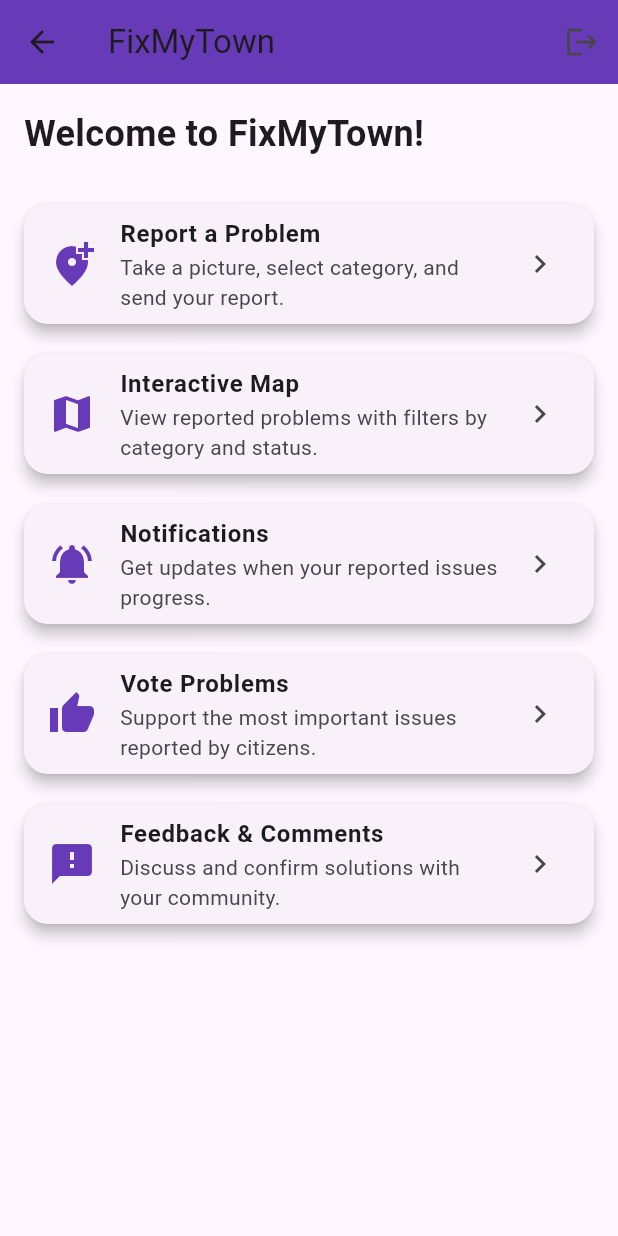
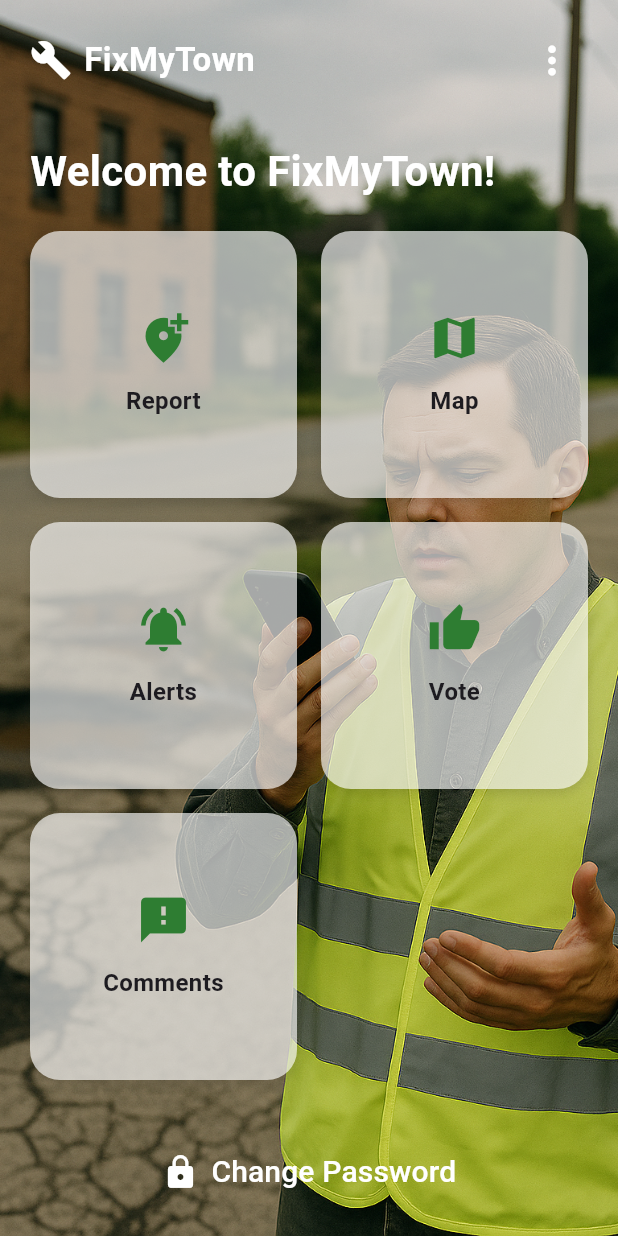
Before and after one commit to paulazoitei/FixMyTown, a Flutter app: the HomeScreen screen opened by its route, on a phone screen of 412 x 824 dp. Run offline on Flutter 3.47's test engine with Material 3 defaults, Android fonts, the phone set to English and light mode, and no system bars; our stand-ins replace shared_preferences; accounts and stored records are empty.

Commit message:
home_screen_updated_change_password_integration

```diff
--- a/frontend/lib/main.dart
+++ b/frontend/lib/main.dart
@@ -2,6 +2,7 @@ import 'package:flutter/material.dart';
 import 'screens/home_screen.dart';
 import 'screens/login_screen.dart';
 import 'screens/splash_screen.dart';
+import 'screens/change_password_screen.dart';
 
 void main() {
   runApp(const MyApp());
@@ -24,6 +25,7 @@ class MyApp extends StatelessWidget {
         '/': (context) => const SplashScreen(),
         '/login': (context) => const LoginScreen(),
         '/home': (context) => const HomeScreen(),
+        '/change-password': (context) => const ChangePasswordScreen(),
       },
     );
   }
--- a/frontend/lib/screens/home_screen.dart
+++ b/frontend/lib/screens/home_screen.dart
@@ -7,81 +7,126 @@ class HomeScreen extends StatelessWidget {
   @override
   Widget build(BuildContext context) {
     return Scaffold(
-      appBar: AppBar(
-        title: const Text('FixMyTown'),
-        backgroundColor: Colors.deepPurple,
-        actions: [
-          IconButton(
-            icon: const Icon(Icons.logout),
-            onPressed: () async {
+      body: Stack(
+        fit: StackFit.expand,
+        children: [
+          Image.asset(
+            'assets/images/background_home_screen.png',
+            fit: BoxFit.cover,
+          ),
+          SafeArea(
+            child: Padding(
+              padding: const EdgeInsets.symmetric(horizontal: 20, vertical: 16),
+              child: Column(
+                crossAxisAlignment: CrossAxisAlignment.start,
+                children: [
+                  Row(
+                    mainAxisAlignment: MainAxisAlignment.spaceBetween,
+                    children: [
+                      Row(
+                        children: const [
+                          Icon(Icons.build, color: Colors.white, size: 28),
+                          SizedBox(width: 8),
+                          Text(
+                            'FixMyTown',
+                            style: TextStyle(
+                              fontSize: 22,
+                              fontWeight: FontWeight.bold,
+                              color: Colors.white,
+                            ),
+                          ),
+                        ],
+                      ),
+                      Theme(
+                        data: Theme.of(context).copyWith(
+                          cardColor: Colors.white.withOpacity(0.95),
+                        ),
+                        child: PopupMenuButton<String>(
+                          icon: const Icon(Icons.more_vert, color: Colors.white,size:30),
+                          shape: RoundedRectangleBorder(
+                            borderRadius: BorderRadius.circular(15),
+                          ),
+                          onSelected: (value) async {
+                            if (value == 'logout') {
                               final prefs = await SharedPreferences.getInstance();
                               await prefs.remove('jwtToken');
                               if (context.mounted) {
                                 Navigator.pushReplacementNamed(context, '/login');
                               }
+                            }
                           },
+                          itemBuilder: (context) => [
+                            const PopupMenuItem(
+                              value: 'logout',
+                              child: ListTile(
+                                leading: Icon(Icons.logout, color: Colors.red),
+                                title: Text('Logout'),
+                              ),
+                            ),
+                          ],
+                        ),
                       )
                     ],
                   ),
-      body: SingleChildScrollView(
-        child: Padding(
-          padding: const EdgeInsets.all(16.0),
-          child: Column(
-            crossAxisAlignment: CrossAxisAlignment.start,
-            children: [
+                  const SizedBox(height: 30),
                   const Text(
-                'Welcome to FixMyTown! ',
-                style: TextStyle(fontSize: 24, fontWeight: FontWeight.bold),
+                    'Welcome to FixMyTown!',
+                    style: TextStyle(fontSize: 28, fontWeight: FontWeight.bold, color: Colors.white),
                   ),
                   const SizedBox(height: 20),
+                  Expanded(
+                    child: GridView.count(
+                      crossAxisCount: 2,
+                      crossAxisSpacing: 16,
+                      mainAxisSpacing: 16,
+                      children: [
                         _buildFeatureCard(
                           icon: Icons.add_location_alt,
-                title: 'Report a Problem',
-                description:
-                'Take a picture, select category, and send your report.',
-                onTap: () {
-                  // TODO: navigate to report screen
-                },
+                          title: 'Report',
+                          onTap: () => Navigator.pushNamed(context, '/report'),
                         ),
                         _buildFeatureCard(
                           icon: Icons.map,
-                title: 'Interactive Map',
-                description:
-                'View reported problems with filters by category and status.',
-                onTap: () {
-                  // TODO: navigate to map screen
-                },
+                          title: 'Map',
+                          onTap: () => Navigator.pushNamed(context, '/map'),
                         ),
                         _buildFeatureCard(
                           icon: Icons.notifications_active,
-                title: 'Notifications',
-                description:
-                'Get updates when your reported issues progress.',
-                onTap: () {
-                  // TODO: navigate to notifications screen
-                },
+                          title: 'Alerts',
+                          onTap: () => Navigator.pushNamed(context, '/notifications'),
                         ),
                         _buildFeatureCard(
                           icon: Icons.thumb_up,
-                title: 'Vote Problems',
-                description:
-                'Support the most important issues reported by citizens.',
-                onTap: () {
-                  // TODO: navigate to voting screen
-                },
+                          title: 'Vote',
+                          onTap: () => Navigator.pushNamed(context, '/vote'),
                         ),
                         _buildFeatureCard(
                           icon: Icons.feedback,
-                title: 'Feedback & Comments',
-                description:
-                'Discuss and confirm solutions with your community.',
-                onTap: () {
-                  // TODO: navigate to feedback screen
-                },
+                          title: 'Comments',
+                          onTap: () => Navigator.pushNamed(context, '/feedback'),
                         ),
                       ],
                     ),
                   ),
+                  Center(
+                    child: TextButton.icon(
+                      onPressed: () => Navigator.pushNamed(context, '/change-password'),
+                      icon: const Icon(Icons.lock, color: Colors.white,size: 25),
+                      label: const Text(
+                        "Change Password",
+                        style: TextStyle(color: Colors.white, fontSize: 20),
+                      ),
+                      style: TextButton.styleFrom(
+                        foregroundColor: Colors.white,
+                        padding: const EdgeInsets.symmetric(horizontal: 24, vertical: 12),
+                      ),
+                    ),
+                  ),
+                ],
+              ),
+            ),
+          )
+        ],
       ),
     );
   }
@@ -89,19 +134,36 @@ class HomeScreen extends StatelessWidget {
   Widget _buildFeatureCard({
     required IconData icon,
     required String title,
-    required String description,
     required VoidCallback onTap,
   }) {
-    return Card(
-      elevation: 4,
-      margin: const EdgeInsets.symmetric(vertical: 10),
-      shape: RoundedRectangleBorder(borderRadius: BorderRadius.circular(16)),
-      child: ListTile(
-        leading: Icon(icon, color: Colors.deepPurple, size: 32),
-        title: Text(title, style: const TextStyle(fontWeight: FontWeight.bold)),
-        subtitle: Text(description),
-        trailing: const Icon(Icons.chevron_right),
+    return InkWell(
       onTap: onTap,
+      borderRadius: BorderRadius.circular(20),
+      child: Container(
+        padding: const EdgeInsets.all(18),
+        decoration: BoxDecoration(
+          color: Colors.white.withOpacity(0.65),
+          borderRadius: BorderRadius.circular(20),
+          boxShadow: [
+            BoxShadow(
+              color: Colors.black12,
+              blurRadius: 6,
+              offset: Offset(0, 3),
+            ),
+          ],
+        ),
+        child: Column(
+          mainAxisAlignment: MainAxisAlignment.center,
+          children: [
+            Icon(icon, size: 36, color: Color(0xFF2E7D32)),
+            const SizedBox(height: 12),
+            Text(
+              title,
+              style: const TextStyle(fontSize: 16, fontWeight: FontWeight.w600),
+              textAlign: TextAlign.center,
+            ),
+          ],
+        ),
       ),
     );
   }
```
Also changed, not shown: frontend/lib/screens/change_password_screen.dart (added, +165 -0 lines), frontend/assets/images/background_home_screen.png (added). Lines whose indentation alone changed are shown as unchanged.
